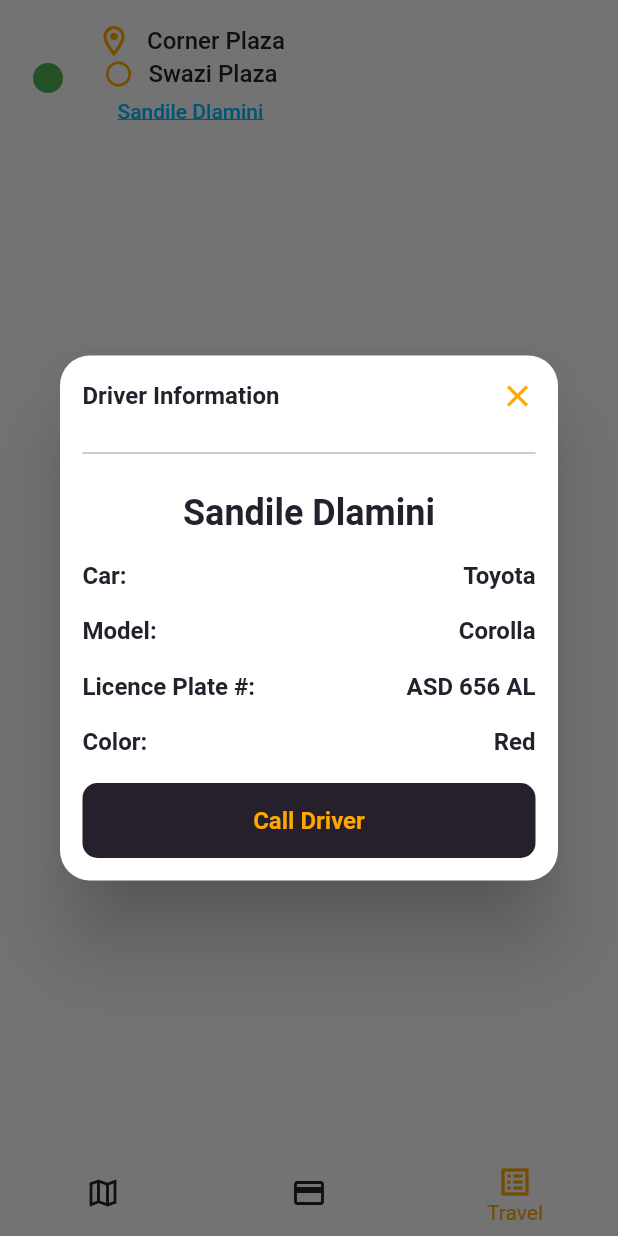
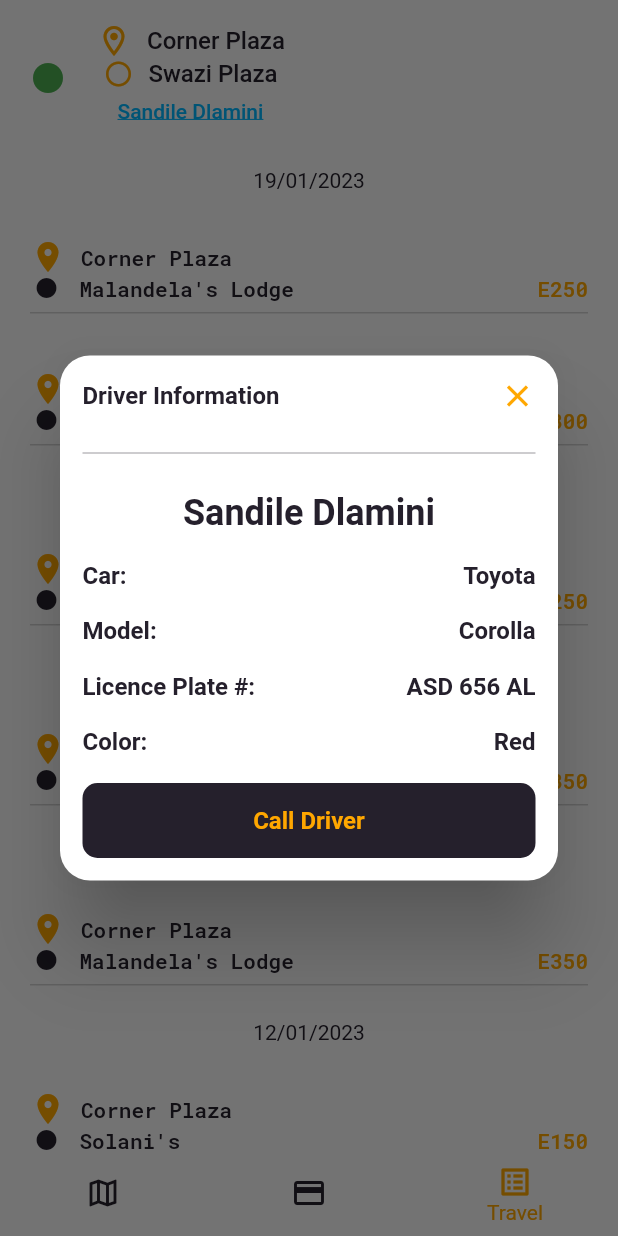
Before and after one commit to lazarus-gumbi/stesh-1, a Flutter app: the HomeScreen screen opened directly, item 3 of the bottom bar chosen, after a tap on "Sandile Dlamini", on a phone screen of 412 x 824 dp. Run offline on Flutter 3.47's test engine with Material 2 defaults, Android fonts, the light colour scheme and no system bars; drawn by our look-alikes of grouped_list; our stand-ins replace geocoding, google_fonts, google_maps_flutter; missing offline and left inert: flutter_polyline_points.

Commit message:
travel history list implemented

```diff
--- a/lib/map.dart
+++ b/lib/map.dart
@@ -37,6 +37,8 @@ class _MapScreenState extends State<MapScreen> {
   List<Marker> _markers = [];
 
   Set<Polyline> polylines = Set();
+
+  bool _buttonEnable = false;
 
   void _onMapCreated(GoogleMapController controller) {
     _mapController = controller;
@@ -140,6 +142,13 @@ class _MapScreenState extends State<MapScreen> {
     }
   }
 
+  void _validateInputs() {
+    setState(() {
+      _buttonEnable = _sourceController.text.isNotEmpty &&
+          _destinationController.text.isNotEmpty;
+    });
+  }
+
   void _source_onChanged() {
     _textField = 'source';
     if (_sessionToken == null) {
@@ -164,9 +173,11 @@ class _MapScreenState extends State<MapScreen> {
   void initState() {
     super.initState();
     _sourceController.addListener(() {
+      _validateInputs();
       _source_onChanged();
     });
     _destinationController.addListener(() {
+      _validateInputs();
       _destination_onChanged();
     });
   }
@@ -229,7 +240,7 @@ class _MapScreenState extends State<MapScreen> {
                                 color: Colors.white, fontSize: 20),
                           ),
                         ),
-                        Expanded(
+                        const Expanded(
                             flex: 1,
                             child: SizedBox(
                               width: 10,
@@ -294,13 +305,15 @@ class _MapScreenState extends State<MapScreen> {
                                 splashColor: Colors.amber,
                                 disabledColor: Colors.grey,
                                 color: const Color(0xff757575),
-                                onPressed: () {
-                                  _showConfirmationDialog(
-                                      _sourceController.text,
-                                      _destinationController.text);
-                                  _addMarkersToMap(_sourceController.text,
-                                      _destinationController.text);
-                                },
+                                onPressed: _buttonEnable
+                                    ? () {
+                                        _showConfirmationDialog(
+                                            _sourceController.text,
+                                            _destinationController.text);
+                                        _addMarkersToMap(_sourceController.text,
+                                            _destinationController.text);
+                                      }
+                                    : null,
                                 icon: const Icon(
                                   Icons.search,
                                   color: Color(0xffffa700),
--- a/lib/travel.dart
+++ b/lib/travel.dart
@@ -2,6 +2,7 @@ import 'package:flutter/material.dart';
 import 'package:flutter/src/widgets/container.dart';
 import 'package:flutter/src/widgets/framework.dart';
 import 'package:google_fonts/google_fonts.dart';
+import 'package:grouped_list/grouped_list.dart';
 
 class TravelScreen extends StatefulWidget {
   const TravelScreen({super.key});
@@ -13,15 +14,63 @@ class TravelScreen extends StatefulWidget {
 class _TravelScreenState extends State<TravelScreen> {
   @override
   Widget build(BuildContext context) {
+    List _elements = [
+      {
+        'source': 'Corner Plaza',
+        'destination': "Malandela's Lodge",
+        "date": "12/01/2023",
+        "price": "E300"
+      },
+      {
+        'source': "Malandela's Lodge",
+        'destination': "Corner Plaza",
+        "date": "12/01/2023",
+        "price": "E350"
+      },
+      {
+        'source': 'Corner Plaza',
+        'destination': "Solani's",
+        "date": "12/01/2023",
+        "price": "E150"
+      },
+      {
+        'source': 'Corner Plaza',
+        'destination': "Malandela's Lodge",
+        "date": "14/01/2023",
+        "price": "E350"
+      },
+      {
+        'source': 'Corner Plaza',
+        'destination': "Malandela's Lodge",
+        "date": "16/01/2023",
+        "price": "E350"
+      },
+      {
+        'source': 'Corner Plaza',
+        'destination': "Malandela's Lodge",
+        "date": "18/01/2023",
+        "price": "E250"
+      },
+      {
+        'source': 'Corner Plaza',
+        'destination': "Malandela's Lodge",
+        "date": "19/01/2023",
+        "price": "E300"
+      },
+      {
+        'source': 'Corner Plaza',
+        'destination': "Malandela's Lodge",
+        "date": "19/01/2023",
+        "price": "E250"
+      },
+    ];
     var height = MediaQuery.of(context).size.height;
     var width = MediaQuery.of(context).size.width;
 
     var _trip_status = "accepted";
 
     return Scaffold(
-      body: SizedBox(
-        height: height,
-        width: width,
+      body: SingleChildScrollView(
         child: Column(
           children: [
             Container(
@@ -36,7 +85,7 @@ class _TravelScreenState extends State<TravelScreen> {
                           ? Colors.green
                           : Colors.red,
                 ),
-                SizedBox(
+                const SizedBox(
                   width: 20,
                 ),
                 Row(
@@ -45,11 +94,11 @@ class _TravelScreenState extends State<TravelScreen> {
                       children: [
                         Row(
                           children: [
-                            Icon(
+                            const Icon(
                               Icons.location_on_outlined,
                               color: Color(0xffffa700),
                             ),
-                            SizedBox(
+                            const SizedBox(
                               width: 10,
                             ),
                             Text(
@@ -61,12 +110,12 @@ class _TravelScreenState extends State<TravelScreen> {
                         ),
                         Row(
                           children: [
-                            Icon(
+                            const Icon(
                               Icons.circle_outlined,
                               color: Color(0xffffa700),
                               size: 20,
                             ),
-                            SizedBox(
+                            const SizedBox(
                               width: 10,
                             ),
                             Text(
@@ -102,6 +151,95 @@ class _TravelScreenState extends State<TravelScreen> {
                   ],
                 ),
               ]),
+            ),
+            GroupedListView<dynamic, String>(
+              physics: const BouncingScrollPhysics(),
+              elements: _elements,
+              stickyHeaderBackgroundColor: Colors.red,
+              shrinkWrap: true,
+              groupBy: (element) => element['date'],
+              order: GroupedListOrder.DESC,
+              useStickyGroupSeparators: false,
+              groupSeparatorBuilder: (String value) => Padding(
+                padding: const EdgeInsets.all(8.0),
+                child: Text(
+                  value,
+                  textAlign: TextAlign.center,
+                ),
+              ),
+              itemBuilder: (c, element) {
+                return Card(
+                  elevation: 0,
+                  color: Colors.white24,
+                  shape: const Border(
+                    bottom: BorderSide(
+                        color: Color.fromARGB(188, 196, 196, 196), width: 1),
+                  ),
+                  margin: const EdgeInsets.symmetric(
+                      horizontal: 20.0, vertical: 15.0),
+                  child: SizedBox(
+                    child: Padding(
+                      padding: const EdgeInsets.only(top: 8, bottom: 8),
+                      child: Column(
+                        children: [
+                          Row(
+                            children: [
+                              const Icon(
+                                Icons.location_on,
+                                color: Color.fromRGBO(255, 167, 0, 1),
+                              ),
+                              const SizedBox(
+                                width: 10,
+                              ),
+                              Text(
+                                element['source'],
+                                style: GoogleFonts.robotoMono(
+                                    color: const Color(0xff25202C),
+                                    // fontSize: 20,
+                                    fontWeight: FontWeight.w600),
+                              )
+                            ],
+                          ),
+                          Row(
+                            mainAxisAlignment: MainAxisAlignment.spaceBetween,
+                            children: [
+                              Row(
+                                children: [
+                                  const SizedBox(
+                                    width: 3,
+                                  ),
+                                  const Icon(
+                                    Icons.circle,
+                                    color: const Color(0xff25202C),
+                                    size: 16,
+                                  ),
+                                  const SizedBox(
+                                    width: 14,
+                                  ),
+                                  Text(
+                                    element['destination'],
+                                    style: GoogleFonts.robotoMono(
+                                        color: const Color(0xff25202C),
+                                        // fontSize: 20,
+                                        fontWeight: FontWeight.w600),
+                                  )
+                                ],
+                              ),
+                              Text(
+                                element["price"],
+                                style: GoogleFonts.robotoMono(
+                                    color: Color.fromRGBO(255, 167, 0, 1),
+                                    // fontSize: 20,
+                                    fontWeight: FontWeight.w600),
+                              )
+                            ],
+                          )
+                        ],
+                      ),
+                    ),
+                  ),
+                );
+              },
             )
           ],
         ),
@@ -117,10 +255,10 @@ class _TravelScreenState extends State<TravelScreen> {
             shape: RoundedRectangleBorder(
               borderRadius: BorderRadius.circular(20.0),
             ),
-            child: Container(
+            child: SizedBox(
               height: 350,
               child: Padding(
-                padding: EdgeInsets.all(15.0),
+                padding: const EdgeInsets.all(15.0),
                 child: Column(
                   mainAxisAlignment: MainAxisAlignment.spaceBetween,
                   children: [
@@ -136,13 +274,13 @@ class _TravelScreenState extends State<TravelScreen> {
                             onTap: () {
                               Navigator.of(context, rootNavigator: true).pop();
                             },
-                            child: Icon(
+                            child: const Icon(
                               Icons.close,
                               color: Color(0xffffa700),
                             ))
                       ],
                     ),
-                    Divider(
+                    const Divider(
                       color: Color.fromARGB(117, 37, 32, 44),
                     ),
                     Text(
--- a/pubspec.yaml
+++ b/pubspec.yaml
@@ -44,6 +44,7 @@ dependencies:
   http: ^0.13.5
   geocoding: ^2.1.0
   flutter_polyline_points: ^1.0.0
+  grouped_list: ^5.1.2
 
 
 dev_dependencies:
```
Also changed, not shown: pubspec.lock.
